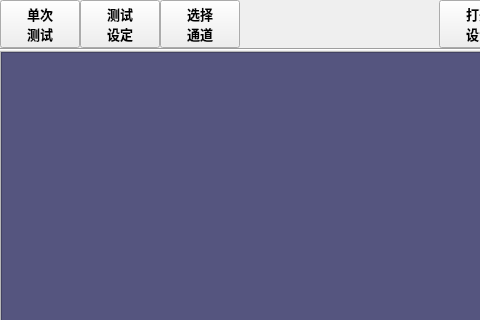
This is MulitChannalBox/clsMultiChannaeBox.ui in caicaiking/WKEFactoryView2014 as Qt 5 draws it before an edit; both pictures show x 0 to 480 and y 0 to 320 of the 759 by 698 pixel window. The edited form follows.
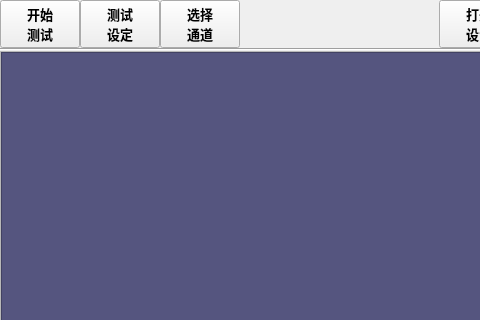
This is the edited form. Icons and pictures are not drawn.

Commit message: 完善了Multi Box的显示模块

```diff
--- a/MulitChannalBox/clsMultiChannaeBox.ui
+++ b/MulitChannalBox/clsMultiChannaeBox.ui
@@ -56,7 +56,7 @@
          </font>
         </property>
         <property name="text">
-         <string>单次
+         <string>开始
 测试</string>
         </property>
         <property name="icon">
```
The commit also changes 2 other files.
